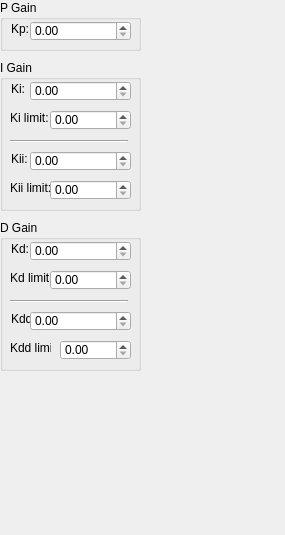
This is l674_lock_ui/widgets/pid_settings.ui in OxfordIonTrapGroup/stabilizer-ui as Qt 5 draws it before an edit. The edited form follows.
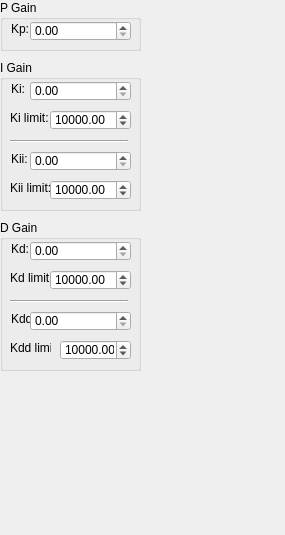
This is the edited form.

```diff
--- a/l674_lock_ui/widgets/pid_settings.ui
+++ b/l674_lock_ui/widgets/pid_settings.ui
@@ -88,6 +88,9 @@
     <property name="maximum">
      <double>100000.000000000000000</double>
     </property>
+    <property name="value">
+     <double>10000.000000000000000</double>
+    </property>
    </widget>
    <widget class="Line" name="line">
     <property name="geometry">
@@ -140,6 +143,9 @@
     <property name="maximum">
      <double>100000.000000000000000</double>
     </property>
+    <property name="value">
+     <double>10000.000000000000000</double>
+    </property>
    </widget>
    <widget class="QDoubleSpinBox" name="KiiBox">
     <property name="geometry">
@@ -281,6 +287,9 @@
     <property name="maximum">
      <double>100000.000000000000000</double>
     </property>
+    <property name="value">
+     <double>10000.000000000000000</double>
+    </property>
    </widget>
    <widget class="Line" name="line_2">
     <property name="geometry">
@@ -333,6 +342,9 @@
     <property name="maximum">
      <double>100000.000000000000000</double>
     </property>
+    <property name="value">
+     <double>10000.000000000000000</double>
+    </property>
    </widget>
    <widget class="QDoubleSpinBox" name="KddBox">
     <property name="geometry">
```
Left out of the diff: 8 changed lines with no effect on the pictures.
